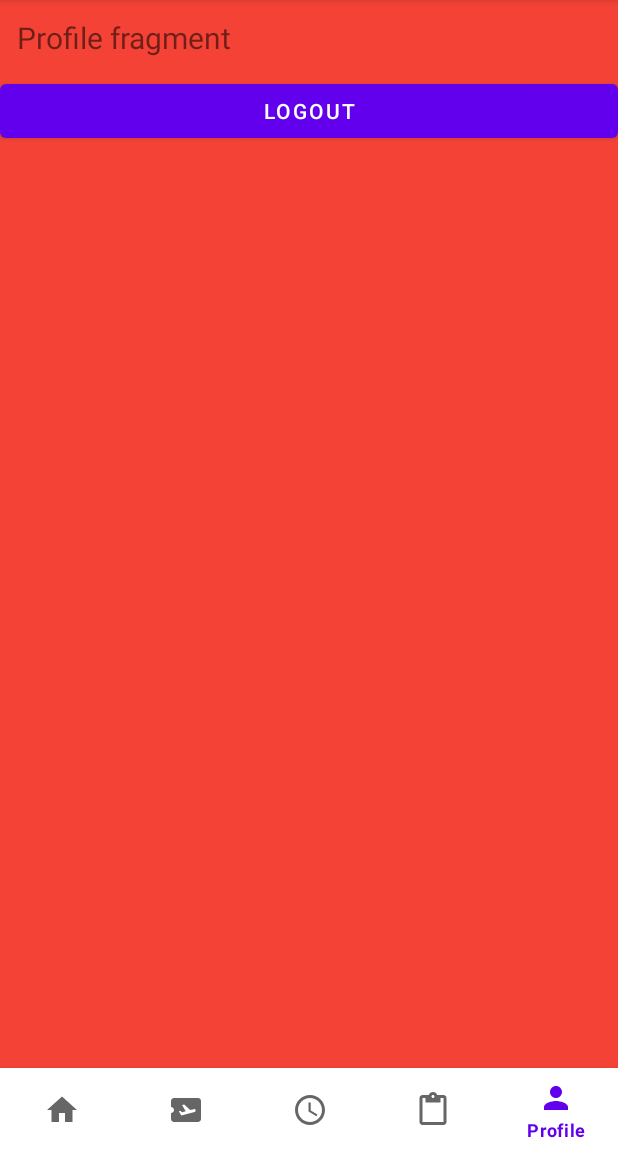
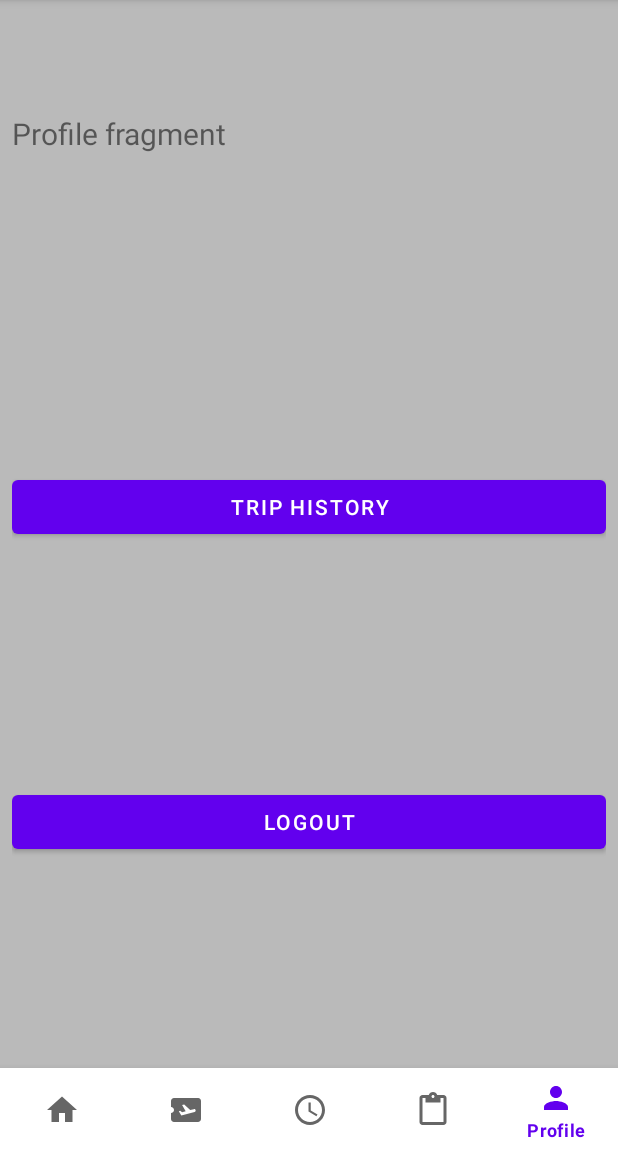
Before and after one commit to AllisterLopesDev/Smart-Transportation-System-Passenger-Module, an Android app: the ProfileFragment screen opened directly, with no data from a screen before it, on a phone screen of 412 x 824 dp, the part 84-1236 px from its top. Run offline under Robolectric (Android 15) with nearby library versions, the light colour scheme and no system bars.

Commit message:
working on trip history #allister

```diff
--- a/app/src/main/java/com/example/sts_passenger/Consts.java
+++ b/app/src/main/java/com/example/sts_passenger/Consts.java
@@ -14,7 +14,7 @@ public class Consts {
     public static final String ENDPOINT_REQUEST_OTP = "send_otp";
     public static final String ENDPOINT_VERIFY_OTP = "verify_otp";
     public static final String ENDPOINT_BUS_STOPS = "bus-stops";
-    public static final String ENDPOINT_ADD_PASSENGER_DEATAILS = "add-passenger-details";
+    public static final String ENDPOINT_ADD_PASSENGER_DETAILS = "add-passenger-details";
 
 
 
--- a/app/src/main/java/com/example/sts_passenger/apiservices/Api.java
+++ b/app/src/main/java/com/example/sts_passenger/apiservices/Api.java
@@ -34,7 +34,7 @@ public interface Api {
     @HTTP(method = "DELETE", path = Consts.ENDPOINT_LOGOUT, hasBody = true)
     Call<com.example.sts_passenger.apiservices.response.LogoutPassenger> logout(@Body LogoutPassenger logoutRequest);
 
-    @POST(Consts.ENDPOINT_ADD_PASSENGER_DEATAILS)
+    @POST(Consts.ENDPOINT_ADD_PASSENGER_DETAILS)
     Call<RegisterPassenger> addDetails(@Header ("Authorization") String token, @Body com.example.sts_passenger.apiservices.request.RegisterPassenger userRequest);
 
     @GET(Consts.ENDPOINT_SEARCH_BUS)
--- a/app/src/main/java/com/example/sts_passenger/apiservices/response/RegisterPassenger.java
+++ b/app/src/main/java/com/example/sts_passenger/apiservices/response/RegisterPassenger.java
@@ -66,4 +66,7 @@ public class RegisterPassenger {
     public void setSuccess(boolean success) {
         this.success = success;
     }
+
+    public void setFirstname(String toString) {
+    }
 }
--- a/app/src/main/java/com/example/sts_passenger/fragments/ProfileFragment.java
+++ b/app/src/main/java/com/example/sts_passenger/fragments/ProfileFragment.java
@@ -27,7 +27,7 @@ import retrofit2.Response;
 
 public class ProfileFragment extends Fragment {
 
-    Button logout;
+    Button logout,tripHistory;
     SharedPrefManager sharedPrefManager;
     private Context mContext;
 
@@ -56,6 +56,14 @@ public class ProfileFragment extends Fragment {
     public void onViewCreated(@NonNull View view, @Nullable Bundle savedInstanceState) {
         super.onViewCreated(view, savedInstanceState);
         logout = view.findViewById(R.id.logout);
+        tripHistory = view.findViewById(R.id.tripHistory);
+
+        tripHistory.setOnClickListener(new View.OnClickListener() {
+            @Override
+            public void onClick(View v) {
+
+            }
+        });
 
 
         logout.setOnClickListener(new View.OnClickListener() {
--- /dev/null
+++ b/app/src/main/java/com/example/sts_passenger/model/TripHistory.java
@@ -0,0 +1,4 @@
+package com.example.sts_passenger.model;
+
+public class TripHistory {
+}
--- a/app/src/main/java/com/example/sts_passenger/sharedpref/SharedPrefManager.java
+++ b/app/src/main/java/com/example/sts_passenger/sharedpref/SharedPrefManager.java
@@ -31,6 +31,7 @@ public class SharedPrefManager {
     public void addUserDetails(User user){
         sharedPreferences = context.getSharedPreferences(SHARED_PREF_NAME,Context.MODE_PRIVATE);
         editor = sharedPreferences.edit();
+
         editor.putString("firstname",user.getFirstname());
         editor.putString("lastname",user.getLastname());
         editor.putString("contact",user.getContact());
--- /dev/null
+++ b/app/src/main/res/drawable/baseline_airplane_ticket_24.xml
@@ -0,0 +1,5 @@
+<vector android:autoMirrored="true" android:height="24dp"
+    android:tint="#000000" android:viewportHeight="24"
+    android:viewportWidth="24" android:width="24dp" xmlns:android="http://schemas.android.com/apk/res/android">
+    <path android:fillColor="@android:color/white" android:pathData="M20.19,4H4C2.9,4 2.01,4.9 2.01,6v4C3.11,10 4,10.9 4,12s-0.89,2 -2,2v4c0,1.1 0.9,2 2,2h16c1.1,0 2,-0.9 2,-2V6C22,4.9 21.19,4 20.19,4zM17.73,13.3l-8.86,2.36l-1.66,-2.88l0.93,-0.25l1.26,0.99l2.39,-0.64l-2.4,-4.16l1.4,-0.38l4.01,3.74l2.44,-0.65c0.51,-0.14 1.04,0.17 1.18,0.68C18.55,12.62 18.25,13.15 17.73,13.3z"/>
+</vector>
--- a/app/src/main/res/layout/fragment_profile.xml
+++ b/app/src/main/res/layout/fragment_profile.xml
@@ -1,26 +1,51 @@
 <?xml version="1.0" encoding="utf-8"?>
 <FrameLayout xmlns:android="http://schemas.android.com/apk/res/android"
+    xmlns:app="http://schemas.android.com/apk/res-auto"
     xmlns:tools="http://schemas.android.com/tools"
     android:layout_width="match_parent"
     android:layout_height="match_parent"
-    android:background="#F44336"
+    android:background="#BABABA"
     tools:context=".fragments.ProfileFragment">
 
     <!-- TODO: Update blank fragment layout -->
-
-    <TextView
-        android:id="@+id/tv1"
+    <androidx.constraintlayout.widget.ConstraintLayout
         android:layout_width="match_parent"
         android:layout_height="match_parent"
-        android:layout_margin="11dp"
-        android:text="Profile fragment"
-        android:textSize="20sp" />
+        android:layout_margin="8dp">
 
-    <Button
-        android:id="@+id/logout"
-        android:layout_width="match_parent"
-        android:layout_height="wrap_content"
-        android:layout_marginTop="50dp"
-        android:text="Logout" />
+        <TextView
+            android:id="@+id/tv1"
+            android:layout_width="0dp"
+            android:layout_height="wrap_content"
+            android:layout_marginTop="67dp"
+            android:text="Profile fragment"
+            android:textSize="20sp"
+            app:layout_constraintEnd_toEndOf="parent"
+            app:layout_constraintStart_toStartOf="parent"
+            app:layout_constraintTop_toTopOf="parent" />
+
+        <Button
+            android:id="@+id/tripHistory"
+            android:layout_width="0dp"
+            android:layout_height="wrap_content"
+            android:layout_marginTop="306dp"
+            android:text="trip history"
+            app:layout_constraintEnd_toEndOf="parent"
+            app:layout_constraintStart_toStartOf="parent"
+            app:layout_constraintTop_toTopOf="parent" />
+
+        <Button
+            android:id="@+id/logout"
+            android:layout_width="0dp"
+            android:layout_height="wrap_content"
+            android:layout_marginBottom="132dp"
+            android:text="Logout"
+            app:layout_constraintBottom_toBottomOf="parent"
+            app:layout_constraintEnd_toEndOf="parent"
+            app:layout_constraintStart_toStartOf="parent" />
+
+
+    </androidx.constraintlayout.widget.ConstraintLayout>
+
 
 </FrameLayout>
```
Also changed, not shown: app/src/main/java/com/example/sts_passenger/activities/User_register_details.java (+11 -11 lines), app/src/main/java/com/example/sts_passenger/adapters/TripHistoryAdapter.java (added, +63 -0 lines), app/src/main/java/com/example/sts_passenger/fragments/TripHistory.java (added, +42 -0 lines), app/src/main/res/layout/fragment_trip_history.xml (added, +26 -0 lines), app/src/main/res/layout/trip_history_items.xml (added, +192 -0 lines).
